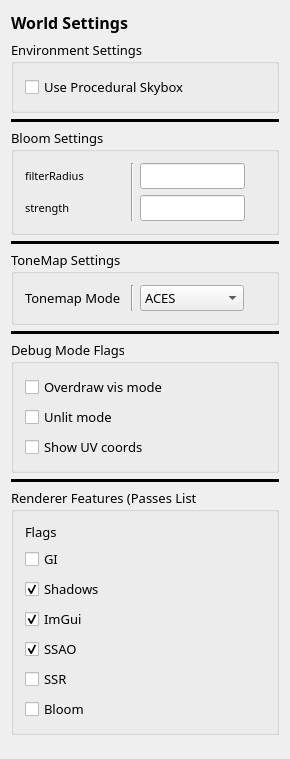
Qt form Editor/src/UI/Windows/RZEWorldSettingsWindow.ui (Pikachuxxxx/Razix) before a commit.
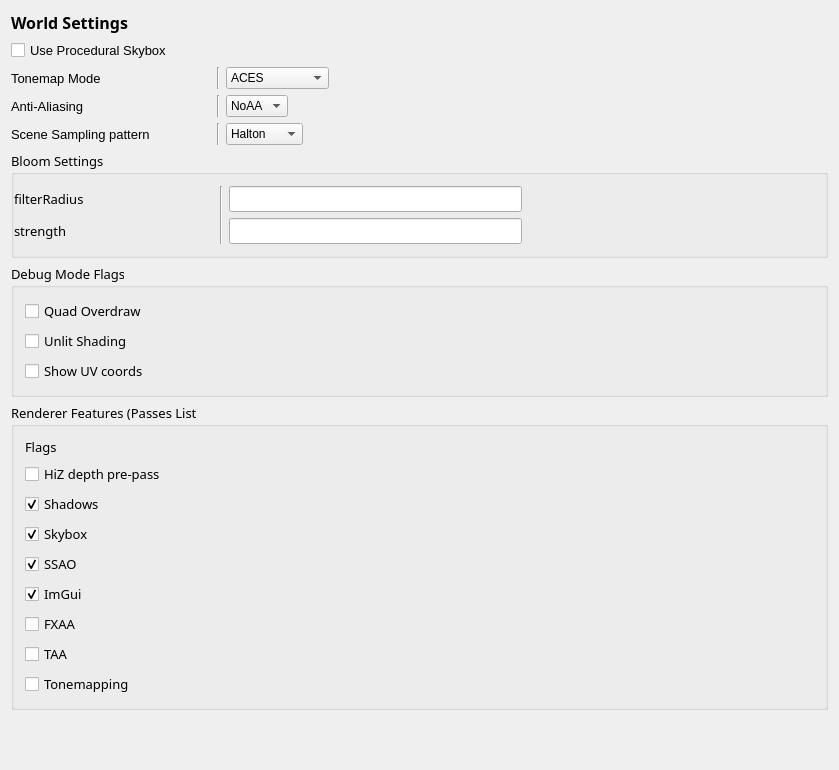
The same form after that commit.

The edit to the form file:
```diff
--- a/Editor/src/UI/Windows/RZEWorldSettingsWindow.ui
+++ b/Editor/src/UI/Windows/RZEWorldSettingsWindow.ui
@@ -6,8 +6,8 @@
    <rect>
     <x>0</x>
     <y>0</y>
-    <width>290</width>
-    <height>759</height>
+    <width>839</width>
+    <height>770</height>
    </rect>
   </property>
   <property name="windowTitle">
@@ -30,47 +30,250 @@
     </widget>
    </item>
    <item>
-    <widget class="QGroupBox" name="groupBox_5">
+    <widget class="QCheckBox" name="useProcSkyboxChkBox">
      <property name="font">
       <font>
-       <family>Fira Code Light</family>
        <pointsize>10</pointsize>
       </font>
      </property>
-     <property name="title">
-      <string>Environment Settings</string>
+     <property name="text">
+      <string>Use Procedural Skybox</string>
      </property>
-     <layout class="QVBoxLayout" name="verticalLayout_6">
-      <item>
-       <widget class="QCheckBox" name="useProcSkyboxChkBox">
+     <property name="checked">
+      <bool>false</bool>
+     </property>
+    </widget>
+   </item>
+   <item>
+    <layout class="QHBoxLayout" name="horizontalLayout_2">
+     <item>
+      <widget class="QLabel" name="label">
+       <property name="minimumSize">
+        <size>
+         <width>200</width>
+         <height>0</height>
+        </size>
+       </property>
+       <property name="maximumSize">
+        <size>
+         <width>200</width>
+         <height>16777215</height>
+        </size>
+       </property>
+       <property name="font">
+        <font>
+         <pointsize>10</pointsize>
+        </font>
+       </property>
+       <property name="text">
+        <string>Tonemap Mode</string>
+       </property>
+      </widget>
+     </item>
+     <item>
+      <widget class="Line" name="line_3">
+       <property name="orientation">
+        <enum>Qt::Vertical</enum>
+       </property>
+      </widget>
+     </item>
+     <item>
+      <widget class="QComboBox" name="tonemapMode">
+       <item>
         <property name="text">
-         <string>Use Procedural Skybox</string>
+         <string>ACES</string>
         </property>
-        <property name="checked">
-         <bool>false</bool>
+       </item>
+       <item>
+        <property name="text">
+         <string>Filmic</string>
         </property>
-       </widget>
-      </item>
-     </layout>
-    </widget>
+       </item>
+       <item>
+        <property name="text">
+         <string>Lottes</string>
+        </property>
+       </item>
+       <item>
+        <property name="text">
+         <string>Reinhard</string>
+        </property>
+       </item>
+       <item>
+        <property name="text">
+         <string>Reinhard_V2</string>
+        </property>
+       </item>
+       <item>
+        <property name="text">
+         <string>Uchimura</string>
+        </property>
+       </item>
+       <item>
+        <property name="text">
+         <string>Uncharted 2</string>
+        </property>
+       </item>
+       <item>
+        <property name="text">
+         <string>Unreal</string>
+        </property>
+       </item>
+       <item>
+        <property name="text">
+         <string>None</string>
+        </property>
+       </item>
+      </widget>
+     </item>
+     <item>
+      <spacer name="horizontalSpacer_2">
+       <property name="orientation">
+        <enum>Qt::Horizontal</enum>
+       </property>
+       <property name="sizeHint" stdset="0">
+        <size>
+         <width>40</width>
+         <height>20</height>
+        </size>
+       </property>
+      </spacer>
+     </item>
+    </layout>
    </item>
    <item>
-    <widget class="Line" name="line_6">
-     <property name="styleSheet">
-      <string notr="true">border-color:#000000;
-border-style:solid;
-border-width:2px;</string>
-     </property>
-     <property name="frameShadow">
-      <enum>QFrame::Plain</enum>
-     </property>
-     <property name="lineWidth">
-      <number>1</number>
-     </property>
-     <property name="orientation">
-      <enum>Qt::Horizontal</enum>
-     </property>
-    </widget>
+    <layout class="QHBoxLayout" name="horizontalLayout_3">
+     <item>
+      <widget class="QLabel" name="label_4">
+       <property name="minimumSize">
+        <size>
+         <width>200</width>
+         <height>0</height>
+        </size>
+       </property>
+       <property name="maximumSize">
+        <size>
+         <width>200</width>
+         <height>16777215</height>
+        </size>
+       </property>
+       <property name="font">
+        <font>
+         <pointsize>10</pointsize>
+        </font>
+       </property>
+       <property name="text">
+        <string>Anti-Aliasing</string>
+       </property>
+      </widget>
+     </item>
+     <item>
+      <widget class="Line" name="line_4">
+       <property name="orientation">
+        <enum>Qt::Vertical</enum>
+       </property>
+      </widget>
+     </item>
+     <item>
+      <widget class="QComboBox" name="aaMode">
+       <item>
+        <property name="text">
+         <string>NoAA</string>
+        </property>
+       </item>
+       <item>
+        <property name="text">
+         <string>FXAA</string>
+        </property>
+       </item>
+       <item>
+        <property name="text">
+         <string>TAA</string>
+        </property>
+       </item>
+      </widget>
+     </item>
+     <item>
+      <spacer name="horizontalSpacer_3">
+       <property name="orientation">
+        <enum>Qt::Horizontal</enum>
+       </property>
+       <property name="sizeHint" stdset="0">
+        <size>
+         <width>40</width>
+         <height>20</height>
+        </size>
+       </property>
+      </spacer>
+     </item>
+    </layout>
+   </item>
+   <item>
+    <layout class="QHBoxLayout" name="horizontalLayout_4">
+     <item>
+      <widget class="QLabel" name="label_5">
+       <property name="minimumSize">
+        <size>
+         <width>200</width>
+         <height>0</height>
+        </size>
+       </property>
+       <property name="maximumSize">
+        <size>
+         <width>200</width>
+         <height>16777215</height>
+        </size>
+       </property>
+       <property name="font">
+        <font>
+         <pointsize>10</pointsize>
+        </font>
+       </property>
+       <property name="text">
+        <string>Scene Sampling pattern</string>
+       </property>
+      </widget>
+     </item>
+     <item>
+      <widget class="Line" name="line_5">
+       <property name="orientation">
+        <enum>Qt::Vertical</enum>
+       </property>
+      </widget>
+     </item>
+     <item>
+      <widget class="QComboBox" name="sceneSamplingPattern">
+       <item>
+        <property name="text">
+         <string>Halton</string>
+        </property>
+       </item>
+       <item>
+        <property name="text">
+         <string>Normal</string>
+        </property>
+       </item>
+       <item>
+        <property name="text">
+         <string>Stratified</string>
+        </property>
+       </item>
+      </widget>
+     </item>
+     <item>
+      <spacer name="horizontalSpacer_4">
+       <property name="orientation">
+        <enum>Qt::Horizontal</enum>
+       </property>
+       <property name="sizeHint" stdset="0">
+        <size>
+         <width>40</width>
+         <height>20</height>
+        </size>
+       </property>
+      </spacer>
+     </item>
+    </layout>
    </item>
    <item>
     <widget class="QGroupBox" name="groupBox">
@@ -84,13 +287,16 @@
       <string>Bloom Settings</string>
      </property>
      <layout class="QHBoxLayout" name="horizontalLayout">
+      <property name="leftMargin">
+       <number>0</number>
+      </property>
       <item>
        <layout class="QVBoxLayout" name="verticalLayout_2">
         <item>
          <widget class="QLabel" name="filterRadiusLbl">
           <property name="minimumSize">
            <size>
-            <width>100</width>
+            <width>200</width>
             <height>0</height>
            </size>
           </property>
@@ -102,7 +308,8 @@
           </property>
           <property name="font">
            <font>
-            <pointsize>8</pointsize>
+            <family>Fira Code Light</family>
+            <pointsize>10</pointsize>
            </font>
           </property>
           <property name="text">
@@ -114,7 +321,7 @@
          <widget class="QLabel" name="strengthLbl">
           <property name="minimumSize">
            <size>
-            <width>100</width>
+            <width>200</width>
             <height>0</height>
            </size>
           </property>
@@ -126,7 +333,8 @@
           </property>
           <property name="font">
            <font>
-            <pointsize>8</pointsize>
+            <family>Fira Code Light</family>
+            <pointsize>10</pointsize>
            </font>
           </property>
           <property name="text">
@@ -169,133 +377,6 @@
      </layout>
     </widget>
    </item>
-   <item>
-    <widget class="Line" name="line_2">
-     <property name="styleSheet">
-      <string notr="true">border-color:#000000;
-border-style:solid;
-border-width:2px;</string>
-     </property>
-     <property name="orientation">
-      <enum>Qt::Horizontal</enum>
-     </property>
-    </widget>
-   </item>
-   <item>
-    <widget class="QGroupBox" name="groupBox_2">
-     <property name="font">
-      <font>
-       <family>Fira Code Light</family>
-       <pointsize>10</pointsize>
-      </font>
-     </property>
-     <property name="title">
-      <string>ToneMap Settings</string>
-     </property>
-     <layout class="QHBoxLayout" name="horizontalLayout_2">
-      <item>
-       <widget class="QLabel" name="label">
-        <property name="minimumSize">
-         <size>
-          <width>100</width>
-          <height>0</height>
-         </size>
-        </property>
-        <property name="maximumSize">
-         <size>
-          <width>100</width>
-          <height>16777215</height>
-         </size>
-        </property>
-        <property name="text">
-         <string>Tonemap Mode</string>
-        </property>
-       </widget>
-      </item>
-      <item>
-       <widget class="Line" name="line_3">
-        <property name="orientation">
-         <enum>Qt::Vertical</enum>
-        </property>
-       </widget>
-      </item>
-      <item>
-       <widget class="QComboBox" name="tonemapMode">
-        <item>
-         <property name="text">
-          <string>ACES</string>
-         </property>
-        </item>
-        <item>
-         <property name="text">
-          <string>Filmic</string>
-         </property>
-        </item>
-        <item>
-         <property name="text">
-          <string>Lottes</string>
-         </property>
-        </item>
-        <item>
-         <property name="text">
-          <string>Reinhard</string>
-         </property>
-        </item>
-        <item>
-         <property name="text">
-          <string>Reinhard_V2</string>
-         </property>
-        </item>
-        <item>
-         <property name="text">
-          <string>Uchimura</string>
-         </property>
-        </item>
-        <item>
-         <property name="text">
-          <string>Uncharted 2</string>
-         </property>
-        </item>
-        <item>
-         <property name="text">
-          <string>Unreal</string>
-         </property>
-        </item>
-        <item>
-         <property name="text">
-          <string>None</string>
-         </property>
-        </item>
-       </widget>
-      </item>
-      <item>
-       <spacer name="horizontalSpacer_2">
-        <property name="orientation">
-         <enum>Qt::Horizontal</enum>
-        </property>
-        <property name="sizeHint" stdset="0">
-         <size>
-          <width>40</width>
-          <height>20</height>
-         </size>
-        </property>
-       </spacer>
-      </item>
-     </layout>
-    </widget>
-   </item>
-   <item>
-    <widget class="Line" name="line_4">
-     <property name="styleSheet">
-      <string notr="true">border-color:#000000;
-border-style:solid;
-border-width:2px;</string>
-     </property>
-     <property name="orientation">
-      <enum>Qt::Horizontal</enum>
-     </property>
-    </widget>
-   </item>
    <item>
     <widget class="QGroupBox" name="groupBox_3">
      <property name="font">
@@ -311,7 +392,7 @@
       <item>
        <widget class="QCheckBox" name="checkBox_7">
         <property name="text">
-         <string>Overdraw vis mode</string>
+         <string>Quad Overdraw</string>
         </property>
         <property name="autoExclusive">
          <bool>true</bool>
@@ -321,7 +402,7 @@
       <item>
        <widget class="QCheckBox" name="checkBox_8">
         <property name="text">
-         <string>Unlit mode</string>
+         <string>Unlit Shading</string>
         </property>
         <property name="autoExclusive">
          <bool>true</bool>
@@ -341,18 +422,6 @@
      </layout>
     </widget>
    </item>
-   <item>
-    <widget class="Line" name="line_5">
-     <property name="styleSheet">
-      <string notr="true">border-color:#000000;
-border-style:solid;
-border-width:2px;</string>
-     </property>
-     <property name="orientation">
-      <enum>Qt::Horizontal</enum>
-     </property>
-    </widget>
-   </item>
    <item>
     <widget class="QGroupBox" name="groupBox_4">
      <property name="font">
@@ -375,7 +444,7 @@
       <item>
        <widget class="QCheckBox" name="checkBox_2">
         <property name="text">
-         <string>GI</string>
+         <string>HiZ depth pre-pass</string>
         </property>
        </widget>
       </item>
@@ -390,9 +459,9 @@
        </widget>
       </item>
       <item>
-       <widget class="QCheckBox" name="ImGui">
+       <widget class="QCheckBox" name="Skybox">
         <property name="text">
-         <string>ImGui</string>
+         <string>Skybox</string>
         </property>
         <property name="checked">
          <bool>true</bool>
@@ -410,16 +479,33 @@
        </widget>
       </item>
       <item>
-       <widget class="QCheckBox" name="checkBox_5">
+       <widget class="QCheckBox" name="ImGui">
         <property name="text">
-         <string>SSR</string>
+         <string>ImGui</string>
         </property>
+        <property name="checked">
+         <bool>true</bool>
+        </property>
        </widget>
       </item>
       <item>
        <widget class="QCheckBox" name="checkBox_6">
         <property name="text">
-         <string>Bloom</string>
+         <string>FXAA</string>
+        </property>
+       </widget>
+      </item>
+      <item>
+       <widget class="QCheckBox" name="TAA">
+        <property name="text">
+         <string>TAA</string>
+        </property>
+       </widget>
+      </item>
+      <item>
+       <widget class="QCheckBox" name="Tonemapping">
+        <property name="text">
+         <string>Tonemapping</string>
         </property>
        </widget>
       </item>
```
Left out of the diff: 11 changed lines with no effect on the pictures.
